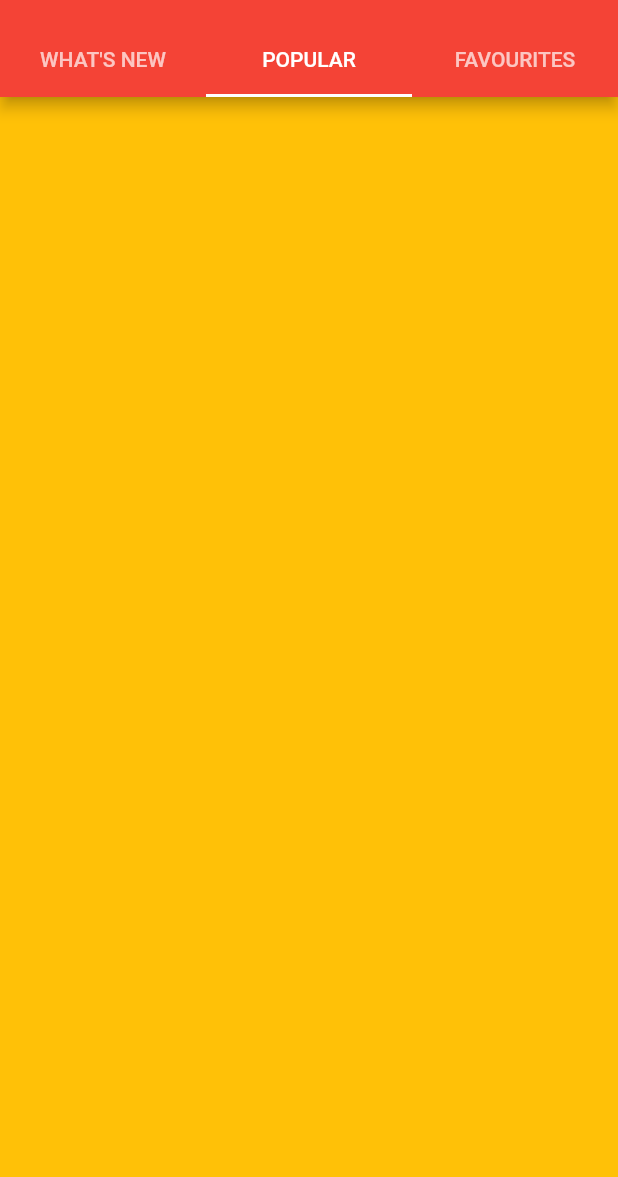
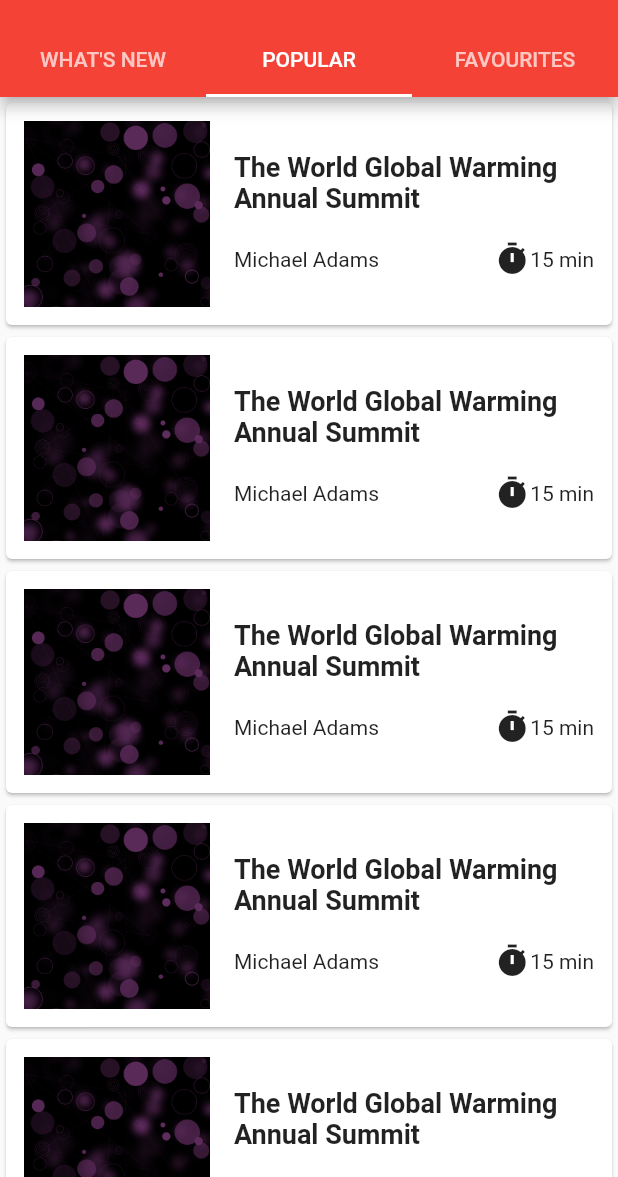
Before and after one commit to saidtechnology/flutter_new_app, a Flutter app: the HomeScreen screen opened directly, tab 2 chosen, on a phone screen of 412 x 824 dp, the part 59-1236 px from its top. Run offline on Flutter 3.47's test engine with Material 2 defaults, Android fonts, the phone set to English and light mode, and no system bars; our stand-ins replace shared_preferences; missing offline and left inert: page_view_indicator; accounts and stored records are empty.

Commit message:
Complete Popular Screen

```diff
--- a/lib/screens/home_tabs/popular.dart
+++ b/lib/screens/home_tabs/popular.dart
@@ -8,7 +8,61 @@ class Popular extends StatefulWidget {
 class _PopularState extends State<Popular> {
   @override
   Widget build(BuildContext context) {
-    return Container(color: Colors.amber,
+    return ListView.builder(
+      itemBuilder: (context, position) {
+        return Card(
+          child: _drawSingleRow(),
+        );
+      },
+      itemCount: 20,
+    );
+  }
+
+  Widget _drawSingleRow() {
+    return Padding(
+      padding: const EdgeInsets.all(12),
+      child: Row(
+        mainAxisAlignment: MainAxisAlignment.spaceBetween,
+        children: <Widget>[
+          SizedBox(
+            child: Image(
+              image: ExactAssetImage('assets/images/placeholder_bg.png'),
+              fit: BoxFit.cover,
+            ),
+            width: 124,
+            height: 124,
+          ),
+          SizedBox(
+            width: 16,
+          ),
+          Expanded(
+            child: Column(
+              children: <Widget>[
+                Text(
+                  'The World Global Warming Annual Summit',
+                  maxLines: 2,
+                  style: TextStyle(fontSize: 18, fontWeight: FontWeight.w600),
+                ),
+                SizedBox(
+                  height: 18,
+                ),
+                Row(
+                  mainAxisAlignment: MainAxisAlignment.spaceBetween,
+                  children: <Widget>[
+                    Text('Michael Adams'),
+                    Row(
+                      children: <Widget>[
+                        Icon(Icons.timer),
+                        Text('15 min'),
+                      ],
+                    ),
+                  ],
+                ),
+              ],
+            ),
+          ),
+        ],
+      ),
     );
   }
 }
```
Also changed, not shown: assets/images/onboarding_screen_1.jpg (added), assets/images/onboarding_screen_2.jpg (added), assets/images/onboarding_screen_3.jpg (added), assets/images/onboarding_screen_4.jpg (added), assets/images/placeholder_bg.png (added), onboarding_screen_1.jpg (added), 2 other files.
